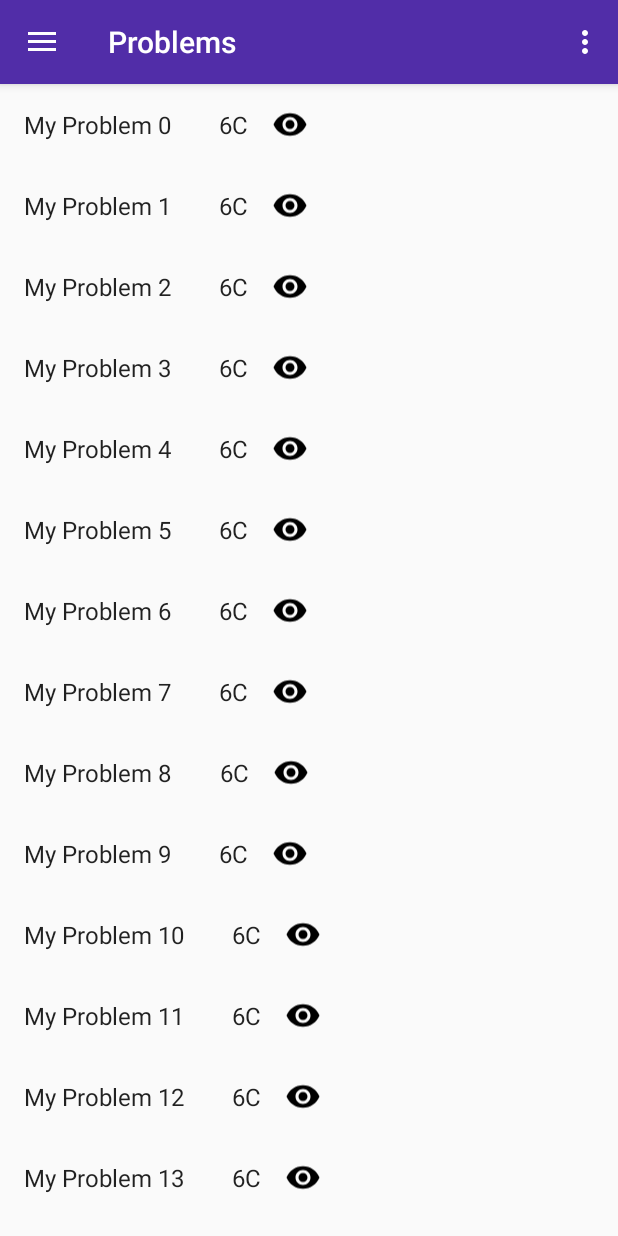
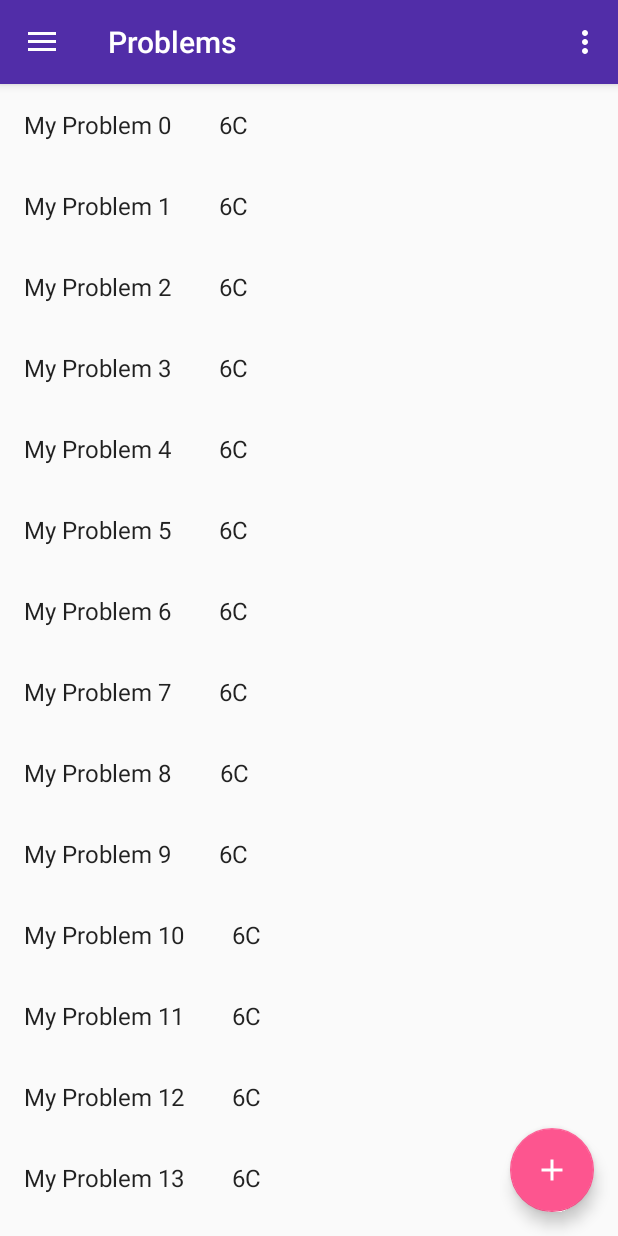
Before and after one commit to not-just-makers/galaxyboard-android, an Android app: the screen it shows after launch (MainActivity), on a phone screen of 412 x 824 dp. Run offline under Robolectric (Android 15) with nearby library versions, the phone set to English and light mode, and no system bars.

Commit message:
Add floating action button

```diff
--- a/app/src/main/java/com/notjustmakers/galaxyboard/MainActivity.java
+++ b/app/src/main/java/com/notjustmakers/galaxyboard/MainActivity.java
@@ -3,7 +3,9 @@ package com.notjustmakers.galaxyboard;
 import android.os.Bundle;
 import android.view.Menu;
 import android.view.MenuItem;
+import android.view.View;
 
+import com.google.android.material.floatingactionbutton.FloatingActionButton;
 import com.google.android.material.navigation.NavigationView;
 import com.notjustmakers.galaxyboard.api.DemoGalaxyBoardApi;
 import com.notjustmakers.galaxyboard.api.GalaxyBoardApi;
@@ -13,8 +15,6 @@ import com.notjustmakers.galaxyboard.ui.problems.AddProblemFragment;
 import com.notjustmakers.galaxyboard.ui.problems.DisplayProblemFragment;
 import com.notjustmakers.galaxyboard.ui.problems.OnProblemInteractionListener;
 import com.notjustmakers.galaxyboard.ui.problems.ProblemListFragment;
-
-import java.util.Objects;
 
 import androidx.appcompat.app.ActionBarDrawerToggle;
 import androidx.appcompat.app.AppCompatActivity;
@@ -46,6 +46,16 @@ public class MainActivity extends AppCompatActivity implements NavigationView.On
         NavigationView navigationView = (NavigationView) findViewById(R.id.nav_view);
         navigationView.setNavigationItemSelectedListener(this);
 
+        // Add on-click to floating action button
+        findViewById(R.id.floatingActionButton).setOnClickListener(
+            new View.OnClickListener() {
+                @Override
+                public void onClick(View v) {
+                    changeFragment(AddProblemFragment.newInstance(galaxyBoardApi));
+                }
+            }
+        );
+
         /*galaxyBoardApi = new Retrofit.Builder()
             .baseUrl("http://192.168.0.196")
             .addConverterFactory(GsonConverterFactory.create())
@@ -54,9 +64,7 @@ public class MainActivity extends AppCompatActivity implements NavigationView.On
 
         galaxyBoardApi = new DemoGalaxyBoardApi();
 
-        FragmentTransaction ft = getSupportFragmentManager().beginTransaction();
-        ft.replace(R.id.mainFrame, ProblemListFragment.newInstance(galaxyBoardApi));
-        ft.commit();
+        changeFragment(ProblemListFragment.newInstance(galaxyBoardApi));
     }
 
     @Override
@@ -125,7 +133,14 @@ public class MainActivity extends AppCompatActivity implements NavigationView.On
 
     @Override
     public void onTitleChange(String title) {
-        Objects.requireNonNull(getSupportActionBar()).setTitle(title);
+        getSupportActionBar().setTitle(title);
+    }
+
+    @Override
+    public void onFloatingActionButtonChange(boolean visible) {
+        FloatingActionButton floatingActionButton = findViewById(R.id.floatingActionButton);
+        if (visible) { floatingActionButton.show(); }
+        else { floatingActionButton.hide(); }
     }
 
     @Override
--- a/app/src/main/java/com/notjustmakers/galaxyboard/ui/common/OnFragmentInteractionListener.java
+++ b/app/src/main/java/com/notjustmakers/galaxyboard/ui/common/OnFragmentInteractionListener.java
@@ -14,4 +14,11 @@ public interface OnFragmentInteractionListener {
      */
     void onTitleChange(String title);
 
+    /**
+     * Called when a fragment wants to show/hide the floating action button.
+     *
+     * @param visible true, if visible; false, if invisible
+     */
+    void onFloatingActionButtonChange(boolean visible);
+
 }
--- a/app/src/main/java/com/notjustmakers/galaxyboard/ui/problems/AddProblemFragment.java
+++ b/app/src/main/java/com/notjustmakers/galaxyboard/ui/problems/AddProblemFragment.java
@@ -53,6 +53,7 @@ public class AddProblemFragment extends Fragment {
         // Update title
         if (onFragmentInteractionListener != null) {
             onFragmentInteractionListener.onTitleChange("Add Problem");
+            onFragmentInteractionListener.onFloatingActionButtonChange(false);
         }
 
         // Get problem and create view
--- a/app/src/main/java/com/notjustmakers/galaxyboard/ui/problems/DisplayProblemFragment.java
+++ b/app/src/main/java/com/notjustmakers/galaxyboard/ui/problems/DisplayProblemFragment.java
@@ -45,6 +45,7 @@ public class DisplayProblemFragment extends Fragment {
         // Update title
         if (onFragmentInteractionListener != null) {
             onFragmentInteractionListener.onTitleChange("Problem " + problem.getId());
+            onFragmentInteractionListener.onFloatingActionButtonChange(false);
         }
 
         // Create climbing wall matrix
--- a/app/src/main/java/com/notjustmakers/galaxyboard/ui/problems/ProblemListFragment.java
+++ b/app/src/main/java/com/notjustmakers/galaxyboard/ui/problems/ProblemListFragment.java
@@ -78,6 +78,7 @@ public class ProblemListFragment extends Fragment {
         // Update title
         if (onFragmentInteractionListener != null) {
             onFragmentInteractionListener.onTitleChange("Problems");
+            onFragmentInteractionListener.onFloatingActionButtonChange(true);
         }
 
         return view;
--- a/app/src/main/res/layout/content_main.xml
+++ b/app/src/main/res/layout/content_main.xml
@@ -13,4 +13,15 @@
         android:layout_height="match_parent"
         android:id="@+id/mainFrame">
     </FrameLayout>
+
+    <com.google.android.material.floatingactionbutton.FloatingActionButton
+        android:id="@+id/floatingActionButton"
+        android:layout_width="wrap_content"
+        android:layout_height="wrap_content"
+        android:layout_marginEnd="16dp"
+        android:layout_marginBottom="16dp"
+        android:clickable="true"
+        android:src="@drawable/ic_button_add"
+        app:layout_constraintBottom_toBottomOf="parent"
+        app:layout_constraintEnd_toEndOf="parent" />
 </androidx.constraintlayout.widget.ConstraintLayout>
--- a/app/src/main/res/layout/problem_item.xml
+++ b/app/src/main/res/layout/problem_item.xml
@@ -19,10 +19,4 @@
         android:layout_margin="@dimen/text_margin"
         android:textAppearance="?attr/textAppearanceListItem" />
 
-    <ImageView
-        android:id="@+id/displayImg"
-        android:layout_width="0dp"
-        android:layout_height="match_parent"
-        android:layout_weight="1"
-        app:srcCompat="@drawable/ic_show" />
 </LinearLayout>
```
